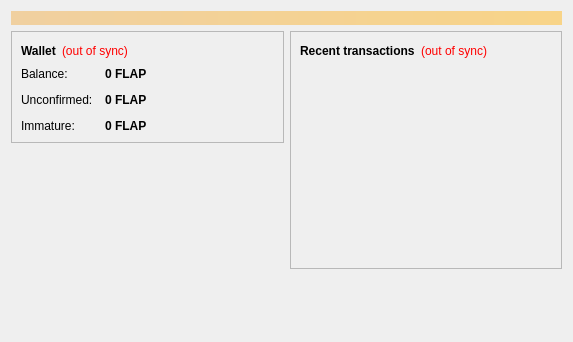
The window that src/qt/forms/overviewpage.ui (flappycoin-project/Flappycoin-Rebirth) describes before a commit, drawn with Qt 5.
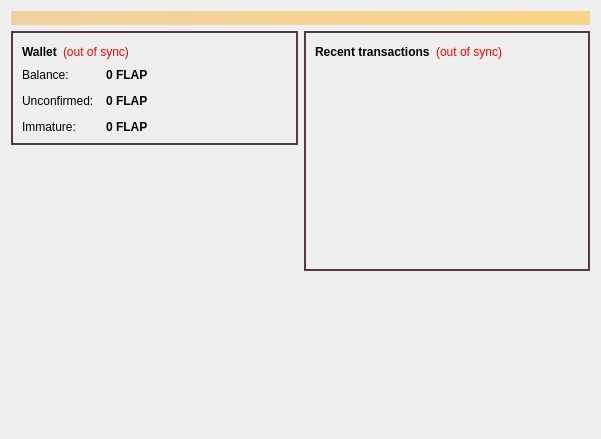
The same window after the commit. Icons and pictures are not drawn.

What changed in the file:
```diff
--- a/src/qt/forms/overviewpage.ui
+++ b/src/qt/forms/overviewpage.ui
@@ -6,8 +6,8 @@
    <rect>
     <x>0</x>
     <y>0</y>
-    <width>573</width>
-    <height>342</height>
+    <width>601</width>
+    <height>439</height>
    </rect>
   </property>
   <property name="windowTitle">
@@ -36,6 +36,11 @@
       <layout class="QVBoxLayout" name="verticalLayout_2">
        <item>
         <widget class="QFrame" name="frame">
+         <property name="styleSheet">
+          <string notr="true">#frame {
+border: 2px solid #553746;
+}</string>
+         </property>
          <property name="frameShape">
           <enum>QFrame::StyledPanel</enum>
          </property>
@@ -202,21 +207,36 @@
          </property>
         </spacer>
        </item>
-      </layout>
-     </item>
-     <item>
-      <layout class="QVBoxLayout" name="verticalLayout_3">
        <item>
-        <widget class="QFrame" name="frame_2">
-         <property name="frameShape">
-          <enum>QFrame::StyledPanel</enum>
-         </property>
-         <property name="frameShadow">
-          <enum>QFrame::Raised</enum>
+        <widget class="QLabel" name="label_wallet_bg">
+         <property name="text">
+          <string/>
          </property>
          <property name="pixmap">
           <pixmap resource="../bitcoin.qrc">:/images/res/images/wallet-bg.png</pixmap>
          </property>
+         <property name="alignment">
+          <set>Qt::AlignCenter</set>
+         </property>
+        </widget>
+       </item>
+      </layout>
+     </item>
+     <item>
+      <layout class="QVBoxLayout" name="verticalLayout_3">
+       <item>
+        <widget class="QFrame" name="frame_2">
+         <property name="styleSheet">
+          <string notr="true">#frame_2 {
+border: 2px solid #553746;
+}</string>
+         </property>
+         <property name="frameShape">
+          <enum>QFrame::StyledPanel</enum>
+         </property>
+         <property name="frameShadow">
+          <enum>QFrame::Raised</enum>
+         </property>
          <layout class="QVBoxLayout" name="verticalLayout">
           <item>
            <layout class="QHBoxLayout" name="horizontalLayout_2">
```
Left out of the diff: 4 changed lines with no effect on the pictures.
